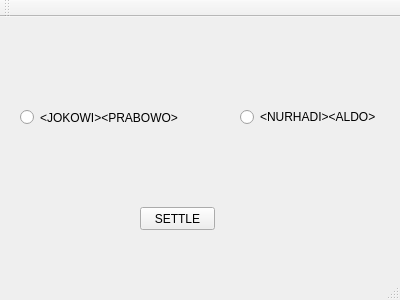
Before: the Qt Designer form mainwindow.ui in RomiSugianto/election_app, drawn with Qt 5.
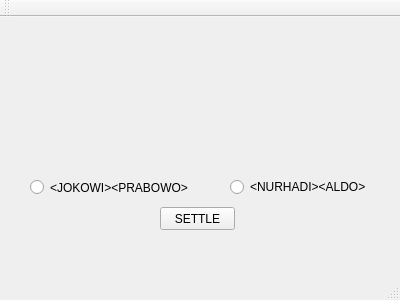
After: the same form once the commit is applied.

```diff
--- a/mainwindow.ui
+++ b/mainwindow.ui
@@ -17,8 +17,8 @@
    <widget class="QRadioButton" name="radioButton_jp">
     <property name="geometry">
      <rect>
-      <x>20</x>
-      <y>90</y>
+      <x>30</x>
+      <y>160</y>
       <width>161</width>
       <height>21</height>
      </rect>
@@ -30,8 +30,8 @@
    <widget class="QRadioButton" name="radioButton_na">
     <property name="geometry">
      <rect>
-      <x>240</x>
-      <y>90</y>
+      <x>230</x>
+      <y>160</y>
       <width>151</width>
       <height>20</height>
      </rect>
@@ -43,7 +43,7 @@
    <widget class="QPushButton" name="pushButton_settle">
     <property name="geometry">
      <rect>
-      <x>140</x>
+      <x>160</x>
       <y>190</y>
       <width>75</width>
       <height>23</height>
@@ -53,6 +53,32 @@
      <string>SETTLE</string>
     </property>
    </widget>
+   <widget class="QLabel" name="label_jp">
+    <property name="geometry">
+     <rect>
+      <x>30</x>
+      <y>20</y>
+      <width>161</width>
+      <height>131</height>
+     </rect>
+    </property>
+    <property name="text">
+     <string/>
+    </property>
+   </widget>
+   <widget class="QLabel" name="label_na">
+    <property name="geometry">
+     <rect>
+      <x>210</x>
+      <y>20</y>
+      <width>171</width>
+      <height>131</height>
+     </rect>
+    </property>
+    <property name="text">
+     <string/>
+    </property>
+   </widget>
   </widget>
   <widget class="QMenuBar" name="menuBar">
    <property name="geometry">
```
